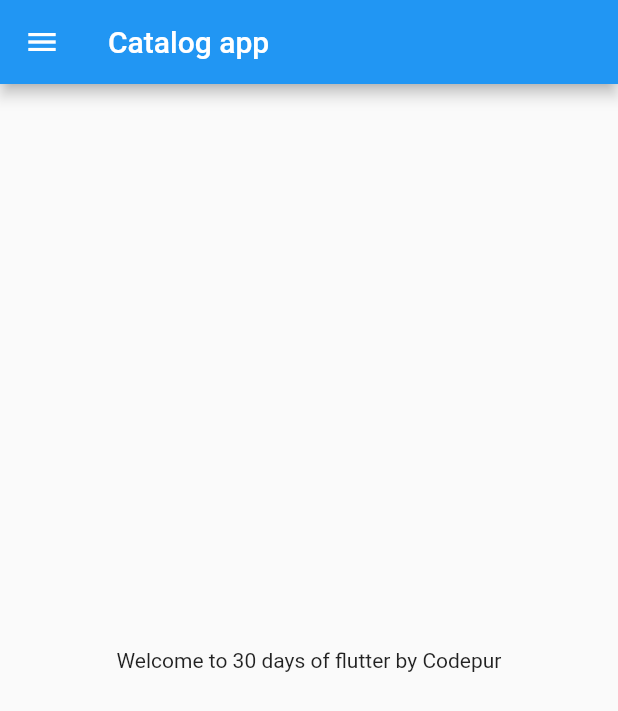
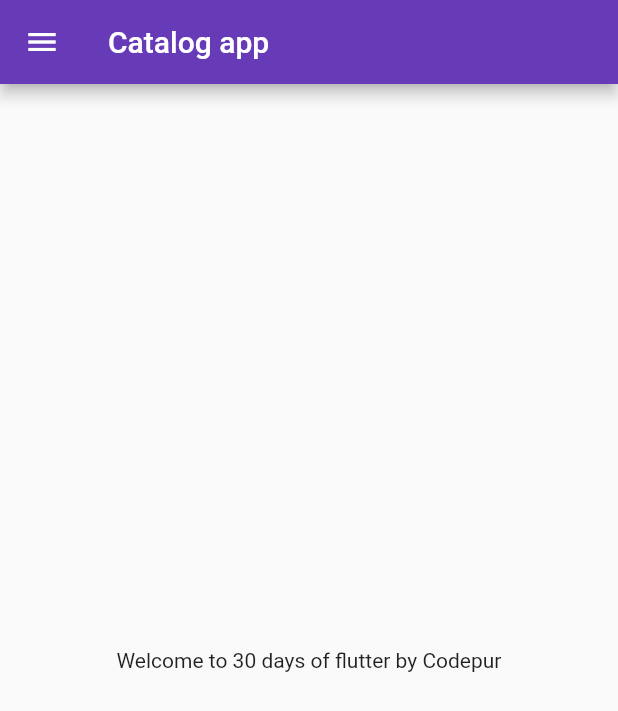
Before and after one commit to androsamace/30DaysOfFlutter, a Flutter app: the screen it shows after launch, on a phone screen of 412 x 824 dp. Shown: the top 711 px of the screen. Run offline on Flutter 3.47's test engine with Material 2 defaults, Android fonts, the phone set to English and light mode, and no system bars.

Commit message:
Day 3 Completed

```diff
--- a/lib/main.dart
+++ b/lib/main.dart
@@ -1,5 +1,6 @@
 import 'package:flutter/material.dart';
 import 'package:flutter_application_1/pages/home_page.dart';
+import 'package:flutter_application_1/pages/login_page.dart';
 
 void main() {
   runApp(MyApp());
@@ -9,7 +10,15 @@ class MyApp extends StatelessWidget {
   @override
   Widget build(BuildContext context) {
     return MaterialApp(
-      home: HomePage(),
+      themeMode: ThemeMode.light,
+      theme: ThemeData(primarySwatch: Colors.deepPurple),
+      darkTheme: ThemeData(brightness: Brightness.dark),
+      initialRoute: "/home",
+      routes: {
+        "/": (context) => LoginPage(),
+        "/home": (context) => HomePage(),
+        "/login": (context) => LoginPage()
+      },
     );
   }
 }
```
Also changed, not shown: lib/pages/login_page.dart (added, +15 -0 lines).
